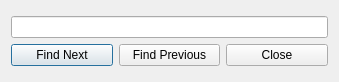
The window that finddialog.ui (libeiqibns/QNotepad) describes before a commit, drawn with Qt 5.
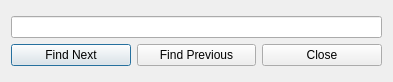
The same window after the commit.

Patch:
```diff
--- a/finddialog.ui
+++ b/finddialog.ui
@@ -6,7 +6,7 @@
    <rect>
     <x>0</x>
     <y>0</y>
-    <width>339</width>
+    <width>393</width>
     <height>82</height>
    </rect>
   </property>
```
